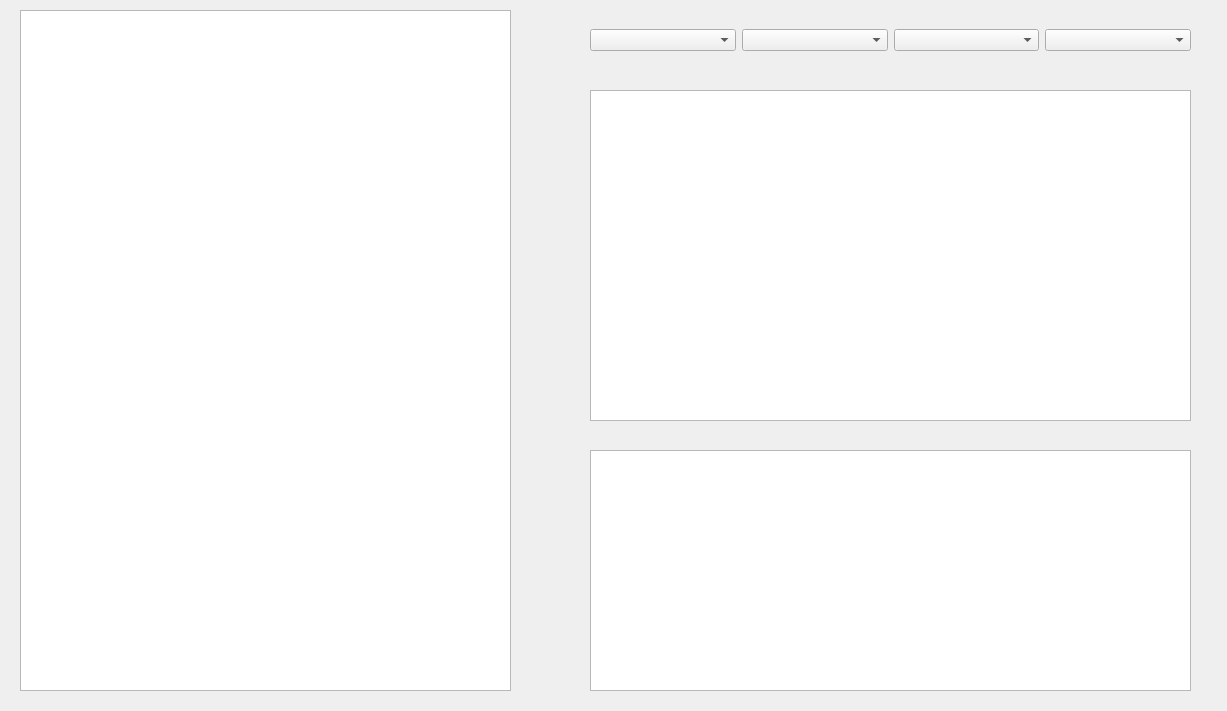
This is exam/form.ui in scientist19/exam-sem2 as Qt 5 draws it before an edit. The edited form follows.
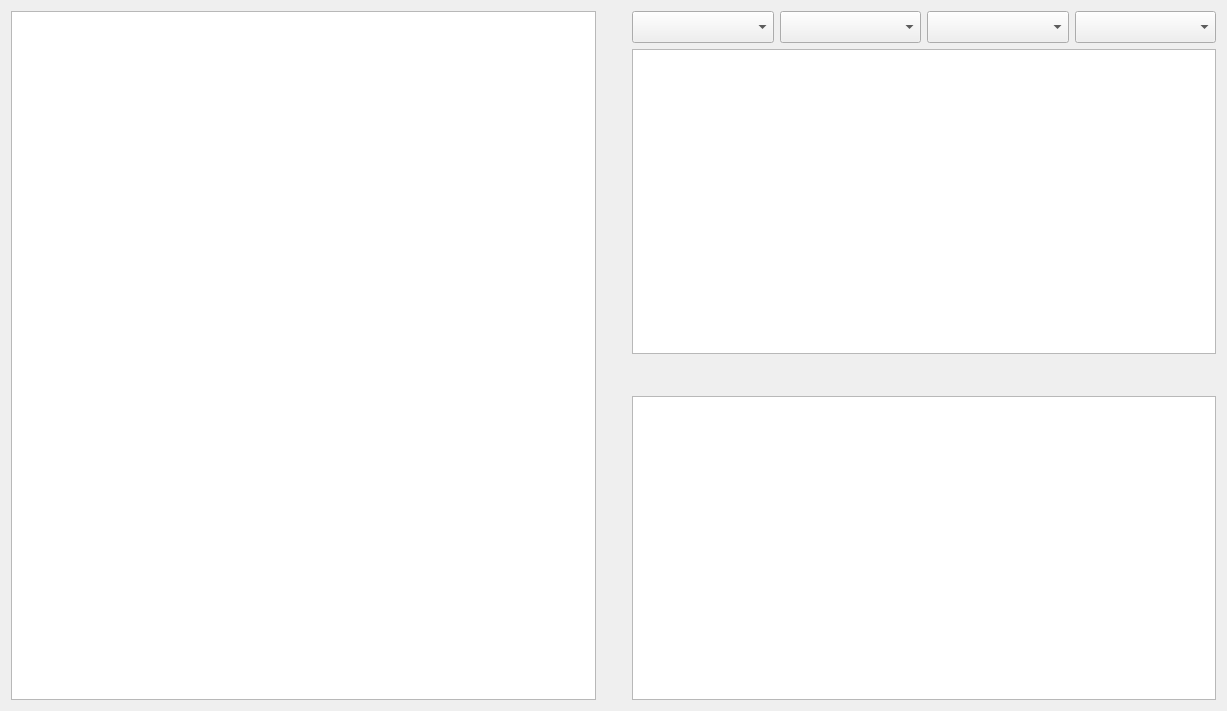
This is the edited form.

Commit message: Added external layouts into Form skeleton

```diff
--- a/exam/form.ui
+++ b/exam/form.ui
@@ -10,54 +10,49 @@
     <height>711</height>
    </rect>
   </property>
+  <property name="font">
+   <font>
+    <pointsize>15</pointsize>
+   </font>
+  </property>
   <property name="windowTitle">
    <string>Form</string>
   </property>
-  <widget class="QTextEdit" name="textEdit">
-   <property name="geometry">
-    <rect>
-     <x>20</x>
-     <y>10</y>
-     <width>491</width>
-     <height>681</height>
-    </rect>
-   </property>
+  <layout class="QGridLayout" name="gridLayout">
+   <item row="1" column="2">
+    <widget class="QTextEdit" name="console"/>
+   </item>
+   <item row="0" column="0" rowspan="4">
+    <widget class="QTextEdit" name="display">
    <property name="readOnly">
     <bool>true</bool>
    </property>
   </widget>
-  <widget class="QTextEdit" name="textEdit_2">
-   <property name="geometry">
-    <rect>
-     <x>590</x>
-     <y>90</y>
-     <width>601</width>
-     <height>331</height>
-    </rect>
-   </property>
-  </widget>
-  <widget class="QTextEdit" name="textEdit_3">
-   <property name="geometry">
-    <rect>
-     <x>590</x>
-     <y>450</y>
-     <width>601</width>
-     <height>241</height>
-    </rect>
-   </property>
+   </item>
+   <item row="3" column="2">
+    <widget class="QTextEdit" name="hint">
    <property name="readOnly">
     <bool>true</bool>
    </property>
   </widget>
-  <widget class="QWidget" name="horizontalLayoutWidget">
-   <property name="geometry">
-    <rect>
-     <x>590</x>
-     <y>20</y>
-     <width>601</width>
-     <height>41</height>
-    </rect>
-   </property>
+   </item>
+   <item row="0" column="1">
+    <spacer name="horizontalSpacer">
+     <property name="orientation">
+      <enum>Qt::Horizontal</enum>
+     </property>
+     <property name="sizeType">
+      <enum>QSizePolicy::Maximum</enum>
+     </property>
+     <property name="sizeHint" stdset="0">
+      <size>
+       <width>30</width>
+       <height>20</height>
+      </size>
+     </property>
+    </spacer>
+   </item>
+   <item row="0" column="2">
    <layout class="QHBoxLayout" name="horizontalLayout">
     <item>
      <widget class="QComboBox" name="comboBox"/>
@@ -69,10 +64,27 @@
      <widget class="QComboBox" name="comboBox_3"/>
     </item>
     <item>
-     <widget class="QComboBox" name="comboBox_4"/>
-    </item>
-   </layout>
-  </widget>
+      <widget class="QComboBox" name="comboBoxEmp"/>
+     </item>
+    </layout>
+   </item>
+   <item row="2" column="2">
+    <spacer name="verticalSpacer">
+     <property name="orientation">
+      <enum>Qt::Vertical</enum>
+     </property>
+     <property name="sizeType">
+      <enum>QSizePolicy::Maximum</enum>
+     </property>
+     <property name="sizeHint" stdset="0">
+      <size>
+       <width>20</width>
+       <height>30</height>
+      </size>
+     </property>
+    </spacer>
+   </item>
+  </layout>
  </widget>
  <resources/>
  <connections/>
```
Left out of the diff: 6 changed lines with no effect on the pictures. Lines whose indentation alone changed are shown as unchanged.
